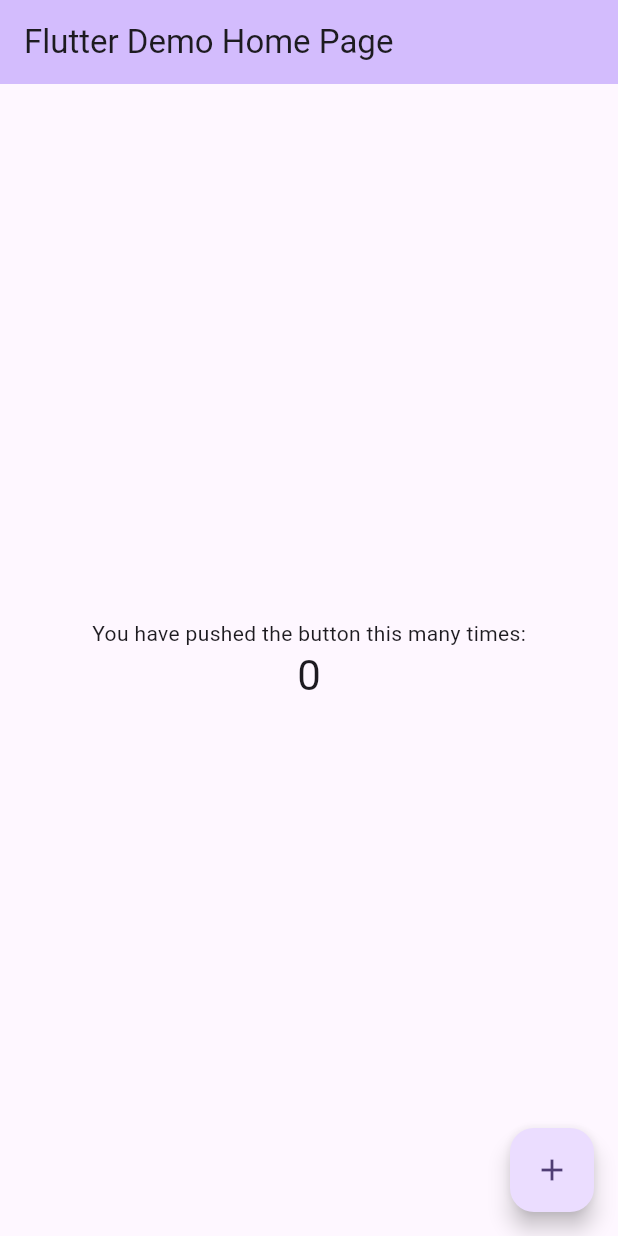
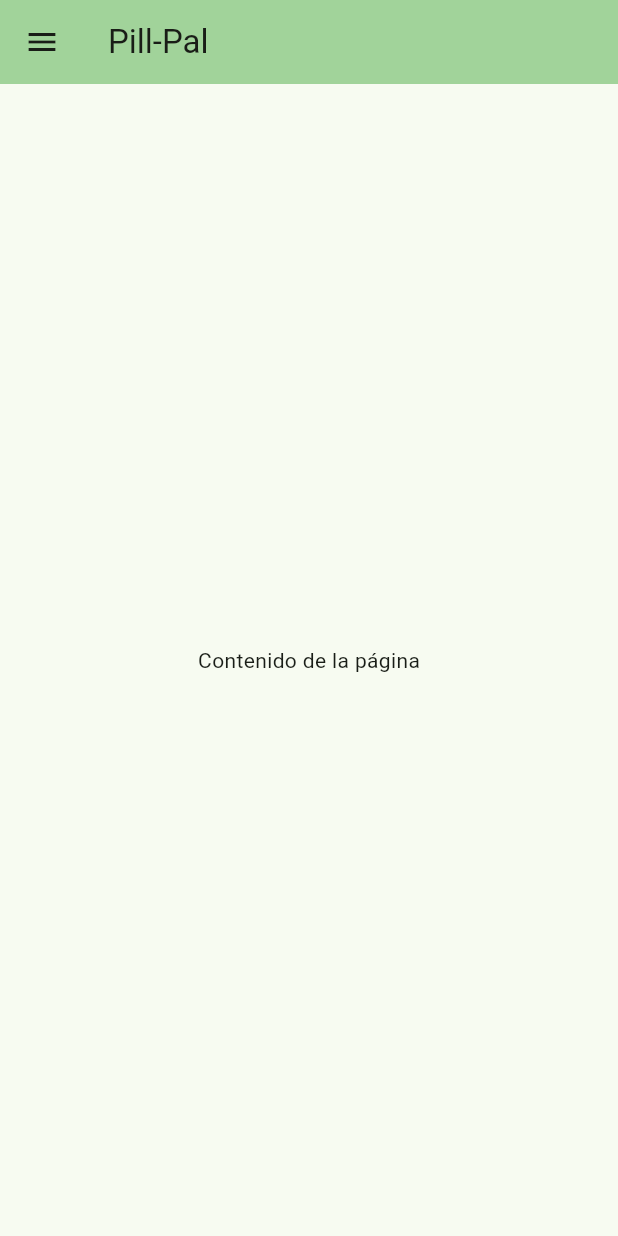
Before and after one commit to pali509/pillpal, a Flutter app: the screen it shows after launch, on a phone screen of 412 x 824 dp. Run offline on Flutter 3.47's test engine with Material 2 defaults, Android fonts, the phone set to English and light mode, and no system bars; our stand-ins replace bloc, flutter_bloc.

Commit message:
espero que todo este bien al fin

```diff
--- a/pillpal-project/lib/main.dart
+++ b/pillpal-project/lib/main.dart
@@ -1,4 +1,7 @@
 import 'package:flutter/material.dart';
+import 'package:flutter_bloc/flutter_bloc.dart';
+
+import 'navigation_drawer.dart';
 
 void main() {
   runApp(const MyApp());
@@ -28,10 +31,13 @@ class MyApp extends StatelessWidget {
         //
         // This works for code too, not just values: Most code changes can be
         // tested with just a hot reload.
-        colorScheme: ColorScheme.fromSeed(seedColor: Colors.deepPurple),
+        colorScheme: ColorScheme.fromSeed(seedColor: Colors.green),
         useMaterial3: true,
       ),
-      home: const MyHomePage(title: 'Flutter Demo Home Page'),
+      home: BlocProvider(
+        create: (context) => NavigationDrawerCubit(),
+        child: MyHomePage(title: 'Pill-Pal',),
+      ),
     );
   }
 }
@@ -51,10 +57,82 @@ class MyHomePage extends StatefulWidget {
   final String title;
 
   @override
+
+
   State<MyHomePage> createState() => _MyHomePageState();
+
 }
 
 class _MyHomePageState extends State<MyHomePage> {
+
+  Widget build(BuildContext context) {
+    final drawerCubit = context.read<NavigationDrawerCubit>();
+
+    return Scaffold(
+      appBar: AppBar(
+        backgroundColor: Theme.of(context).colorScheme.inversePrimary,
+        // Here we take the value from the MyHomePage object that was created by
+        // the App.build method, and use it to set our appbar title.
+        title: Text(widget.title),
+      ),
+      body: Center(
+        child: Text('Contenido de la página'),
+      ),
+      drawer: Drawer(
+        child: Column(
+          children: [
+            Container(
+              padding:  EdgeInsets.only(top: 100.0), // Añade relleno alrededor del elemento.
+              child: ListTile(
+                title: const Column(
+                  children: [
+                    Text(
+                      'Medicación de hoy',
+                      style: TextStyle(fontSize: 30.0),
+                    ),
+                    SizedBox(height: 40.0), // Ajusta la altura vertical entre el título y otros contenidos.
+                    // Agrega más contenido adicional si es necesario.
+                  ],
+                ),
+                onTap: () {
+                  // Realiza la acción deseada al hacer clic en el elemento del menú.
+                  drawerCubit.toggleDrawer();
+                },
+              ),
+            ),
+            Container(
+              margin: EdgeInsets.only(top: 50.0), // Controla la posición vertical.
+              child: ListTile(
+                title: const Align(
+                  alignment: Alignment.centerLeft,
+
+                  child: Column(
+                    children: [
+                      Text(
+                        'Pastillero',
+                        style: TextStyle(fontSize: 30.0),
+                      ),
+                      SizedBox(height: 40.0), // Ajusta la altura vertical entre el título y otros contenidos.
+                      // Agrega más contenido adicional si es necesario.
+                    ],
+                  ),
+                ),
+
+                onTap: () {
+                  // Realiza la acción deseada al hacer clic en el elemento del menú.
+                  drawerCubit.toggleDrawer();
+                },
+              ),
+            ),
+            // Agrega más elementos según sea necesario.
+
+          ],
+        ),
+      ),
+    );
+  }
+
+/*
   int _counter = 0;
 
   void _incrementCounter() {
@@ -122,4 +200,6 @@ class _MyHomePageState extends State<MyHomePage> {
       ), // This trailing comma makes auto-formatting nicer for build methods.
     );
   }
+  */
+
 }
--- /dev/null
+++ b/pillpal-project/lib/navigation_drawer.dart
@@ -0,0 +1,9 @@
+import 'package:bloc/bloc.dart';
+
+class NavigationDrawerCubit extends Cubit<bool> {
+  NavigationDrawerCubit() : super(false); // Inicialmente, el cajón está cerrado.
+
+  void toggleDrawer() {
+    emit(!state); // Cambia el estado del cajón de abierto a cerrado o viceversa.
+  }
+}
--- a/pillpal-project/pubspec.yaml
+++ b/pillpal-project/pubspec.yaml
@@ -30,7 +30,8 @@ environment:
 dependencies:
   flutter:
     sdk: flutter
-
+  flutter_bloc: ^7.0.0
+  equatable: ^2.0.2
 
   # The following adds the Cupertino Icons font to your application.
   # Use with the CupertinoIcons class for iOS style icons.
```
Also changed, not shown: pillpal-project/pubspec.lock.
